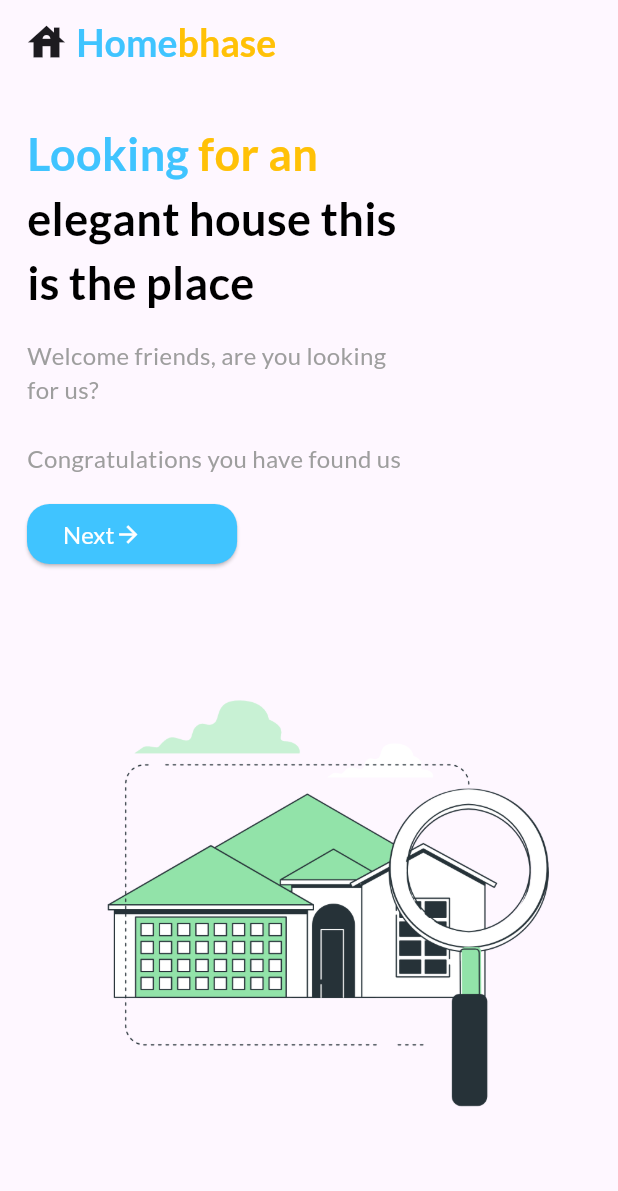
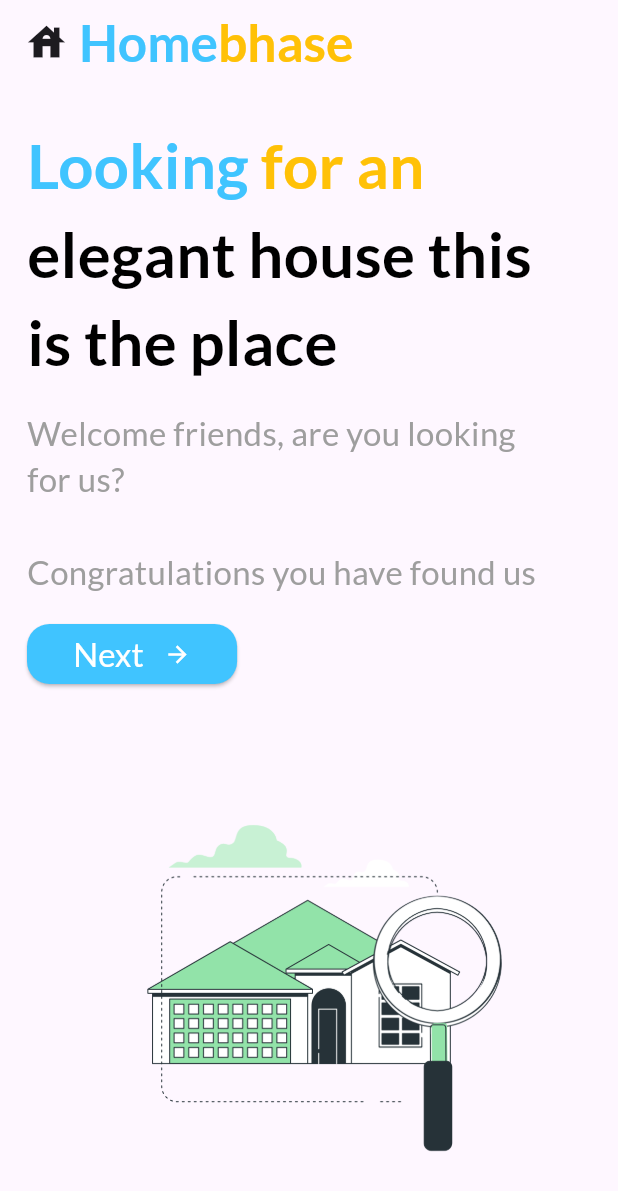
Before and after one commit to mustapha-amin/real_estate_ui_challenge, a Flutter app: the screen it shows after launch, on a phone screen of 412 x 824 dp. Shown: the top 1191 px of the screen. Run offline on Flutter 3.47's test engine with Material 3 defaults, Android fonts, the phone set to English and light mode, and no system bars; our stand-ins replace sizer.

Commit message:
added sizer package for responsive layouts

```diff
--- a/lib/main.dart
+++ b/lib/main.dart
@@ -1,5 +1,6 @@
 import 'package:flutter/material.dart';
 import 'package:real_estate_ui_challenge/screens/onboarding.dart';
+import 'package:sizer/sizer.dart';
 
 void main() {
   runApp(const MainApp());
@@ -10,9 +11,13 @@ class MainApp extends StatelessWidget {
 
   @override
   Widget build(BuildContext context) {
-    return const MaterialApp(
-      debugShowCheckedModeBanner: false,
-      home: OnBoardingScreen(),
+    return Sizer(
+      builder: (context, _, __) {
+        return const MaterialApp(
+          debugShowCheckedModeBanner: false,
+          home: OnBoardingScreen(),
+        );
+      },
     );
   }
 }
--- a/lib/screens/detail.dart
+++ b/lib/screens/detail.dart
@@ -6,6 +6,7 @@ import 'package:real_estate_ui_challenge/model/house.dart';
 import 'package:real_estate_ui_challenge/utils/extensions.dart';
 import 'package:real_estate_ui_challenge/utils/textstyle.dart';
 import 'package:real_estate_ui_challenge/widgets/more_images.dart';
+import 'package:sizer/sizer.dart';
 
 // ignore: must_be_immutable
 class DetailScreen extends StatefulWidget {
@@ -168,7 +169,7 @@ class _DetailScreenState extends State<DetailScreen> {
             ),
           ),
           SizedBox(
-            height: context.screenHeight * .13,
+            height: 10.h,
             child: Row(
               mainAxisAlignment: MainAxisAlignment.spaceBetween,
               children: [
--- a/lib/screens/onboarding.dart
+++ b/lib/screens/onboarding.dart
@@ -1,8 +1,10 @@
 import 'package:flutter/material.dart';
+import 'package:real_estate_ui_challenge/screens/bttm_nav_bar.dart';
 import 'package:real_estate_ui_challenge/screens/home.dart';
 import 'package:real_estate_ui_challenge/utils/extensions.dart';
 import 'package:real_estate_ui_challenge/utils/textstyle.dart';
 import 'package:real_estate_ui_challenge/widgets/estate_app_bar.dart';
+import 'package:sizer/sizer.dart';
 
 class OnBoardingScreen extends StatefulWidget {
   const OnBoardingScreen({super.key});
@@ -32,6 +34,11 @@ class _OnBoardingScreenState extends State<OnBoardingScreen> {
         crossAxisAlignment: CrossAxisAlignment.start,
         children: [
           const SizedBox(height: 25),
+          SizedBox(
+            height: 50.h,
+            child: Column(
+              crossAxisAlignment: CrossAxisAlignment.start,
+              children: [
                 AnimatedOpacity(
                   opacity: isAnimating ? 1 : 0,
                   duration: const Duration(seconds: 3),
@@ -92,17 +99,23 @@ class _OnBoardingScreenState extends State<OnBoardingScreen> {
                       onPressed: () {
                         Navigator.pushReplacement(context,
                             MaterialPageRoute(builder: (context) {
-                      return const Home();
+                          return const BtmNavBar();
                         }));
                       },
                       child: Row(
+                        mainAxisAlignment: MainAxisAlignment.spaceAround,
                         children: [
-                      Text("Next", style: kTextStyle(16, color: Colors.white)),
+                          Text("Next",
+                              style: kTextStyle(16, color: Colors.white)),
                           const Icon(Icons.arrow_forward),
                         ],
                       ),
                     ),
-              )),
+                  ),
+                ),
+              ],
+            ),
+          ),
           Expanded(
             child: Image.asset(
               "assets/images/house.png",
--- a/lib/service/mock_api.dart
+++ b/lib/service/mock_api.dart
@@ -12,7 +12,7 @@ class MockApi {
     return List.generate(
       10,
       (index) => House(
-        address: "${streets[index]}, \n${cities[index]}",
+        address: "${streets[index]}, ${cities[index]}",
         details: houseDetails[index],
         price: Random().nextInt(200) + 100,
         rating: 1 + Random().nextDouble() * 4,
--- a/lib/utils/textstyle.dart
+++ b/lib/utils/textstyle.dart
@@ -1,8 +1,9 @@
 import 'package:flutter/material.dart';
+import 'package:sizer/sizer.dart';
 
 kTextStyle(double fontSize, {Color? color, bool? isBold = false}) {
   return TextStyle(
-    fontSize: fontSize,
+    fontSize: fontSize.sp,
     color: color ?? Colors.black,
     fontWeight: isBold! ? FontWeight.w700 : FontWeight.normal,
     fontFamily: "Lato",
--- a/pubspec.yaml
+++ b/pubspec.yaml
@@ -9,11 +9,12 @@ environment:
 dependencies:
   flutter:
     sdk: flutter
+  sizer: ^2.0.15
 
 dev_dependencies:
+  flutter_lints: ^2.0.0
   flutter_test:
     sdk: flutter
-  flutter_lints: ^2.0.0
 
 flutter:
   uses-material-design: true
```
Also changed, not shown: lib/screens/home.dart (+9 -2 lines), pubspec.lock. Lines whose indentation alone changed are shown as unchanged.
